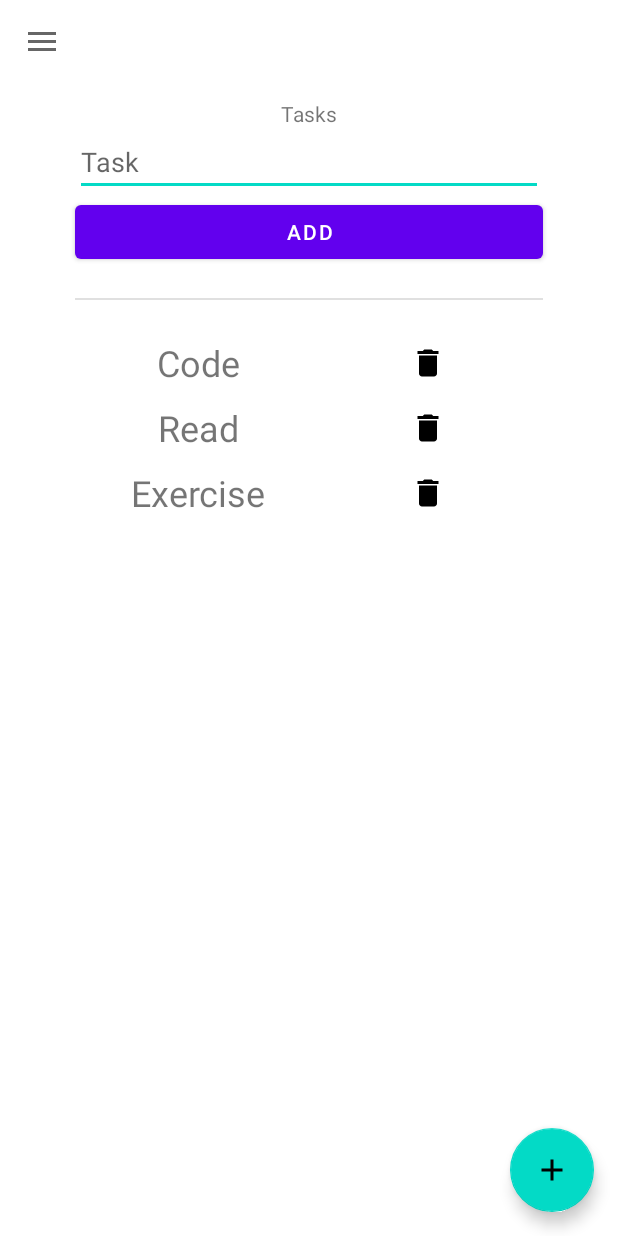
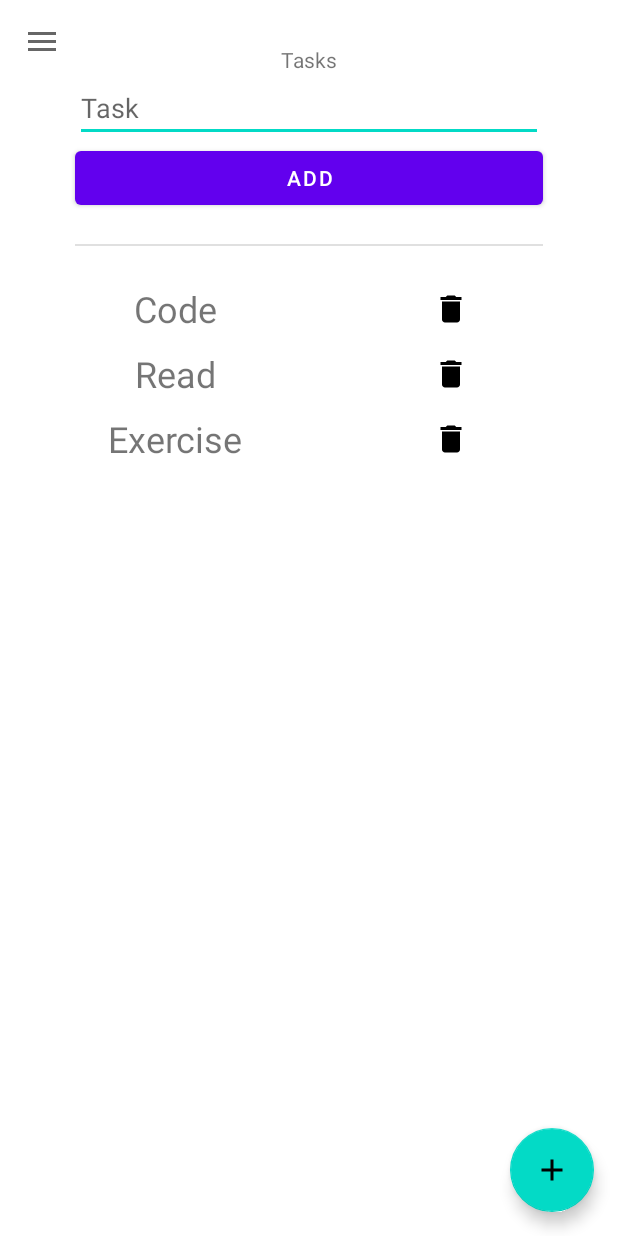
Before and after one commit to f4irline/task-scheduler, an Android app: the screen it shows after launch (TasksActivity), in the side drawer, after a tap on "Tasks", on a phone screen of 412 x 824 dp. Run offline under Robolectric (Android 15) with nearby library versions, the phone set to English and light mode, and no system bars; our stand-ins replace Room's generated code.

Commit message:
Add update method for GoalDao.
Fix layout margins.

```diff
--- a/app/src/main/java/com/github/f4irline/taskscheduler/BaseActivity.java
+++ b/app/src/main/java/com/github/f4irline/taskscheduler/BaseActivity.java
@@ -4,12 +4,15 @@ import android.content.Context;
 import android.content.Intent;
 import android.content.res.Configuration;
 import android.os.Bundle;
+import android.util.Log;
 import android.view.Menu;
 import android.view.MenuItem;
+import android.view.View;
 import android.widget.FrameLayout;
 
 import com.github.f4irline.taskscheduler.Goals.GoalsActivity;
 import com.github.f4irline.taskscheduler.Tasks.TasksActivity;
+import com.google.android.material.floatingactionbutton.FloatingActionButton;
 import com.google.android.material.navigation.NavigationView;
 
 import androidx.appcompat.app.ActionBarDrawerToggle;
@@ -24,7 +27,9 @@ public class BaseActivity extends AppCompatActivity {
     public DrawerLayout drawerLayout;
     public ActionBarDrawerToggle drawerToggle;
     public NavigationView navigationView;
+    public FloatingActionButton floatingActionButton;
     public Context mContext;
+
     public NavigationView getNavigationView() {
         return navigationView;
     }
@@ -44,6 +49,14 @@ public class BaseActivity extends AppCompatActivity {
         super.setContentView(drawerLayout);
 
         initToolbar();
+
+        floatingActionButton = drawerLayout.findViewById(R.id.floating_action_button);
+        floatingActionButton.setOnClickListener(new View.OnClickListener() {
+            @Override
+            public void onClick(View v) {
+                Log.d("setContentView()", "Clicked floating button");
+            }
+        });
     }
 
     private void initToolbar() {
@@ -62,25 +75,17 @@ public class BaseActivity extends AppCompatActivity {
 
         navigationView = (NavigationView) findViewById(R.id.nav_view);
 
-
-        // Setting Navigation View Item Selected Listener to handle the item
-        // click of the navigation menu
         navigationView.setNavigationItemSelectedListener(new NavigationView.OnNavigationItemSelectedListener() {
 
             public boolean onNavigationItemSelected(MenuItem menuItem) {
+                if (menuItem.isChecked()) {
+                    menuItem.setChecked(false);
+                }
+                else {
+                    menuItem.setChecked(true);
+                }
 
-                // Checking if the item is in checked state or not, if not make
-                // it in checked state
-                if (menuItem.isChecked())
-                    menuItem.setChecked(false);
-                else
-                    menuItem.setChecked(true);
-
-                // Closing drawer on item click
                 drawerLayout.closeDrawers();
-
-                // Check to see which item was being clicked and perform
-                // appropriate action
 
                 switch (menuItem.getItemId()) {
                     case R.id.nav_dash:
@@ -115,12 +120,7 @@ public class BaseActivity extends AppCompatActivity {
             }
         });
 
-        // Setting the actionbarToggle to drawer layout
-
-        // calling sync state is necessay or else your hamburger icon wont show
-        // up
         drawerToggle.syncState();
-
     }
 
     @Override
@@ -138,14 +138,14 @@ public class BaseActivity extends AppCompatActivity {
 
     @Override
     public boolean onCreateOptionsMenu(Menu menu) {
-        // Inflate the menu; this adds items to the action bar if it is present.
         return true;
     }
 
     @Override
     public boolean onOptionsItemSelected(MenuItem item) {
-        if (drawerToggle.onOptionsItemSelected(item))
+        if (drawerToggle.onOptionsItemSelected(item)) {
             return true;
+        }
         return super.onOptionsItemSelected(item);
     }
 }
--- a/app/src/main/java/com/github/f4irline/taskscheduler/Goals/Goal.java
+++ b/app/src/main/java/com/github/f4irline/taskscheduler/Goals/Goal.java
@@ -40,4 +40,8 @@ public class Goal implements Serializable {
     }
 
     public float getGoalDone() { return this.goalDone; }
+
+    public void setGoalDone(float goalDone) {
+        this.goalDone = goalDone;
+    }
 }
--- a/app/src/main/java/com/github/f4irline/taskscheduler/Goals/GoalDao.java
+++ b/app/src/main/java/com/github/f4irline/taskscheduler/Goals/GoalDao.java
@@ -7,6 +7,7 @@ import androidx.room.Dao;
 import androidx.room.Delete;
 import androidx.room.Insert;
 import androidx.room.Query;
+import androidx.room.Update;
 
 @Dao
 public interface GoalDao {
@@ -22,4 +23,7 @@ public interface GoalDao {
 
     @Delete
     void delete(Goal goal);
+
+    @Query("UPDATE goal_table SET goal_done = goal_done + :goal_done WHERE goalId = :gId")
+    int updateGoal(int gId, float goal_done);
 }
--- a/app/src/main/res/layout/activity_base.xml
+++ b/app/src/main/res/layout/activity_base.xml
@@ -6,7 +6,7 @@
     android:layout_height="match_parent"
     xmlns:app="http://schemas.android.com/apk/res-auto">
 
-    <LinearLayout xmlns:android="http://schemas.android.com/apk/res/android"
+    <androidx.coordinatorlayout.widget.CoordinatorLayout xmlns:android="http://schemas.android.com/apk/res/android"
         android:layout_width="match_parent"
         android:layout_height="match_parent"
         android:orientation="vertical">
@@ -18,6 +18,7 @@
         <FrameLayout
             android:id="@+id/layout_container"
             android:layout_width="match_parent"
+            android:layout_marginTop="20dp"
             android:layout_height="match_parent">
             <com.google.android.material.floatingactionbutton.FloatingActionButton
                 android:id="@+id/floating_action_button"
@@ -28,7 +29,7 @@
                 android:layout_margin="16dp"
                 app:srcCompat="@drawable/ic_add_24dp"/>
         </FrameLayout>
-    </LinearLayout>
+    </androidx.coordinatorlayout.widget.CoordinatorLayout>
     <com.google.android.material.navigation.NavigationView
         android:id="@+id/nav_view"
         android:layout_width="wrap_content"
--- a/app/src/main/res/layout/activity_goals.xml
+++ b/app/src/main/res/layout/activity_goals.xml
@@ -58,7 +58,7 @@
         android:layout_height="wrap_content"
         android:layout_centerHorizontal="true"
         android:layout_below="@+id/divider"
-        android:layout_marginHorizontal="50dp"
+        android:layout_marginHorizontal="20dp"
         android:layout_marginTop="20dp"
         android:scrollbars="vertical"
         android:layout_centerInParent="true">
--- a/app/src/main/res/layout/activity_tasks.xml
+++ b/app/src/main/res/layout/activity_tasks.xml
@@ -47,7 +47,7 @@
         android:layout_height="wrap_content"
         android:layout_centerHorizontal="true"
         android:layout_below="@+id/divider"
-        android:layout_marginHorizontal="50dp"
+        android:layout_marginHorizontal="20dp"
         android:layout_marginTop="20dp"
         android:scrollbars="vertical"
         android:layout_centerInParent="true">
```
